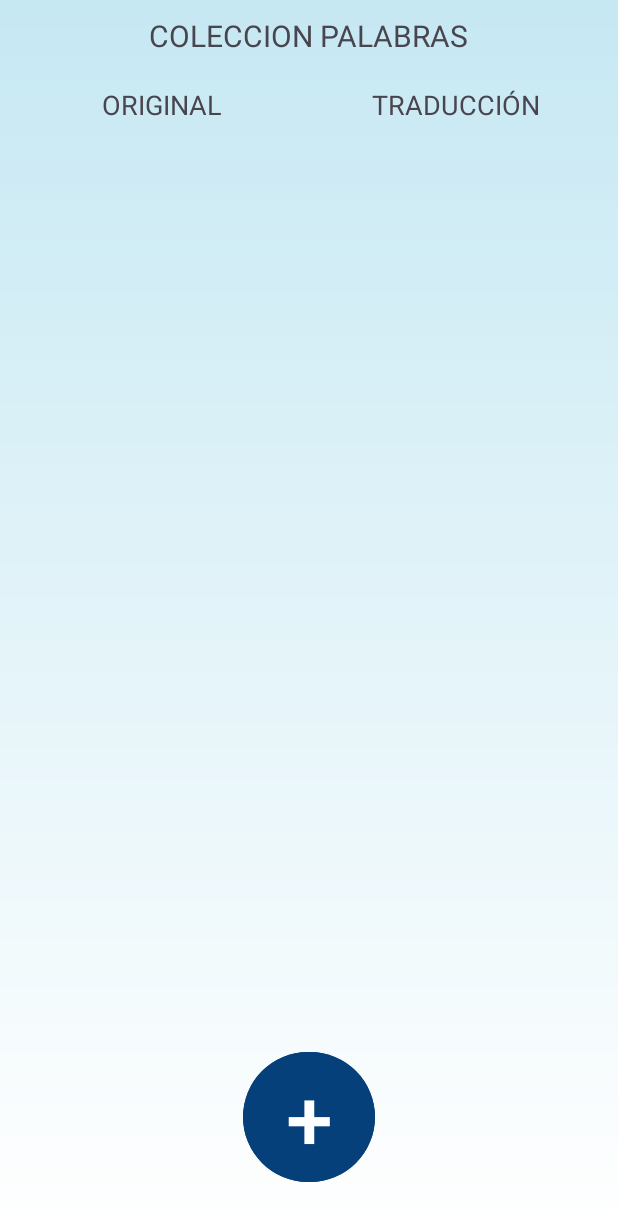
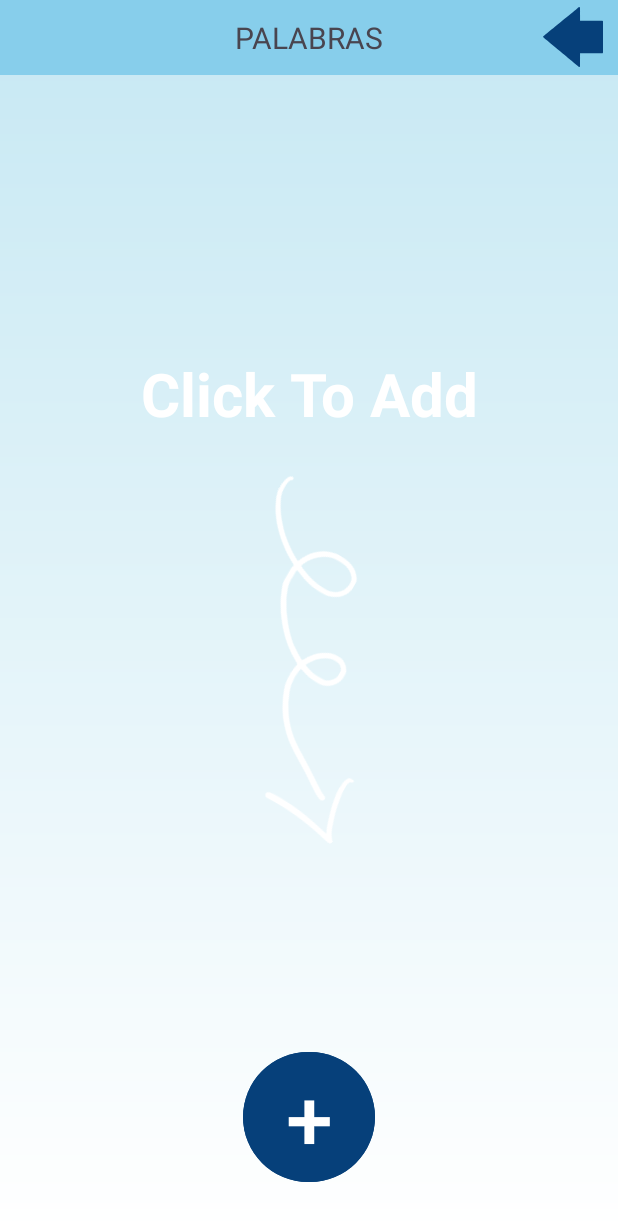
Before and after one commit to azubillagasdam1/LinguaForge, an Android app: the PalabrasActivity screen opened directly, with no data from a screen before it, on a phone screen of 412 x 824 dp. Shown: the top 1221 px of the screen. Run offline under Robolectric (Android 15) with nearby library versions, the phone set to English and light mode, and no system bars; our stand-ins replace Firebase (no records; nobody signed in at launch, a user with empty details on screens opened directly).

Commit message:
Mejorado diseño PalabrasActivity

```diff
--- a/app/src/main/AndroidManifest.xml
+++ b/app/src/main/AndroidManifest.xml
@@ -34,7 +34,7 @@
             android:name=".activitys.PalabrasActivity"
             android:exported="false" />
         <activity
-            android:name=".activitys.MainActivity"
+            android:name=".activitys.TraductorActivity"
             android:exported="false">
 
         </activity>
--- a/app/src/main/java/com/example/linguaforge/activitys/PalabrasActivity.kt
+++ b/app/src/main/java/com/example/linguaforge/activitys/PalabrasActivity.kt
@@ -10,11 +10,14 @@ import android.util.Log
 import android.view.MotionEvent
 import android.view.View
 import android.widget.Button
+import android.widget.LinearLayout
+import android.widget.TextView
 import android.widget.Toast
 import androidx.activity.enableEdgeToEdge
 import androidx.appcompat.app.AppCompatActivity
 import androidx.core.view.ViewCompat
 import androidx.core.view.WindowInsetsCompat
+import androidx.lifecycle.lifecycleScope
 import androidx.recyclerview.widget.LinearLayoutManager
 import androidx.recyclerview.widget.RecyclerView
 import com.example.linguaforge.ItemPalabra
@@ -23,15 +26,21 @@ import com.example.linguaforge.R
 import com.example.linguaforge.models.db.FirebaseDB
 import com.example.linguaforge.models.utils.Utils
 import com.example.linguaforge.models.utils.UtilsDB
+import kotlinx.coroutines.Dispatchers
+import kotlinx.coroutines.launch
 import kotlinx.coroutines.runBlocking
+import kotlinx.coroutines.withContext
 
 class PalabrasActivity : AppCompatActivity() {
     private var anadirButton: Button? = null
     private var recyclerView: RecyclerView? = null
+    private var fondo: LinearLayout? = null
     private lateinit var itemPalabra: List<ItemPalabra>
     private lateinit var idioma1: String
     private lateinit var idioma2: String
     private lateinit var clave: String
+    private lateinit var textViewIzquierdo: TextView
+    private lateinit var textViewDerecho: TextView
 
 
     @SuppressLint("ClickableViewAccessibility")
@@ -40,10 +49,12 @@ class PalabrasActivity : AppCompatActivity() {
         enableEdgeToEdge()
         setContentView(R.layout.activity_palabras)
 
-        // Ahora obtenemos los valores del Intent dentro de onCreate
+        fondo = findViewById(R.id.fondoFlecha)
         idioma1 = intent.getStringExtra("idioma1") ?: ""
         idioma2 = intent.getStringExtra("idioma2") ?: ""
         clave = idioma1 + "-" + idioma2
+        textViewIzquierdo = findViewById<TextView>(R.id.textViewIzquierdo)
+        textViewDerecho = findViewById<TextView>(R.id.textViewDerecho)
         ViewCompat.setOnApplyWindowInsetsListener(findViewById(R.id.main)) { v, insets ->
             val systemBars = insets.getInsets(WindowInsetsCompat.Type.systemBars())
             v.setPadding(systemBars.left, systemBars.top, systemBars.right, systemBars.bottom)
@@ -58,8 +69,8 @@ class PalabrasActivity : AppCompatActivity() {
                 MotionEvent.ACTION_UP -> {
 
                     val fragmentManager = supportFragmentManager
-                    val intent = Intent(this, MainActivity::class.java)
-                    intent.putExtra("idioma1",  idioma1)
+                    val intent = Intent(this, TraductorActivity::class.java)
+                    intent.putExtra("idioma1", idioma1)
                     intent.putExtra("idioma2", idioma2)
                     intent.putExtra("clave", clave)
                     startActivity(intent)
@@ -69,7 +80,30 @@ class PalabrasActivity : AppCompatActivity() {
                 else -> false
             }
         }
+        ponerFondo()
     }
+
+    private fun ponerFondo() {
+        // Lanza una corutina en el contexto de la UI
+        lifecycleScope.launch {
+            // Haz la llamada a la base de datos en un hilo secundario y espera el resultado
+            val numeroElementos = withContext(Dispatchers.IO) {
+                UtilsDB.getPalabras()?.find { it.containsKey(clave) }?.get(clave)?.size ?: 0
+            }
+
+            // Una vez que tienes el resultado, actualiza la UI en el hilo principal
+            if (numeroElementos == 0) {
+                fondo?.visibility = View.VISIBLE
+                textViewIzquierdo?.visibility = View.GONE
+                textViewDerecho?.visibility = View.GONE
+            } else {
+                fondo?.visibility = View.GONE
+                textViewIzquierdo?.visibility = View.VISIBLE
+                textViewDerecho?.visibility = View.VISIBLE
+            }
+        }
+    }
+
     override fun onResume() {
         super.onResume()
         // Este método se llama cada vez que la actividad entra en el primer plano.
@@ -97,7 +131,8 @@ class PalabrasActivity : AppCompatActivity() {
             )
         }
 
-        recyclerView?.adapter = MyPalabraAdapter(itemPalabra, object : MyPalabraAdapter.OnItemClickListener {
+        recyclerView?.adapter =
+            MyPalabraAdapter(itemPalabra, object : MyPalabraAdapter.OnItemClickListener {
                 override fun onItemClick(position: Int) {
                     onItemClicked(position)
                 }
@@ -147,8 +182,6 @@ class PalabrasActivity : AppCompatActivity() {
     }
 
 
-
-
     fun cerrarSesion(view: View) {
         FirebaseDB.signOut()
         val intent = Intent(this, LoginActivity::class.java)
@@ -156,4 +189,9 @@ class PalabrasActivity : AppCompatActivity() {
         finish()
     }
 
+    fun irAtras(view: View) {
+        onBackPressed()
     }
+
+
+}
--- a/app/src/main/java/com/example/linguaforge/activitys/MainActivity.kt
+++ b/app/src/main/java/com/example/linguaforge/activitys/TraductorActivity.kt
@@ -1,16 +1,12 @@
 package com.example.linguaforge.activitys
 
-import android.app.AlertDialog
 import android.content.Intent
-import android.opengl.Visibility
 import android.os.Bundle
 import android.speech.RecognizerIntent
 import android.text.Editable
 import android.text.SpannableStringBuilder
 import android.view.View
-import android.widget.AdapterView
 import android.widget.ImageView
-import android.widget.Spinner
 import android.widget.TextView
 import android.widget.Toast
 import androidx.appcompat.app.AppCompatActivity
@@ -24,7 +20,7 @@ import com.google.firebase.ml.naturallanguage.translate.FirebaseTranslatorOption
 import java.util.Locale
 
 
-class MainActivity : AppCompatActivity() {
+class TraductorActivity : AppCompatActivity() {
     private val REQUEST_PERMISSION_CODE = 1
     private var fromLanguageCode = 0
     private var toLanguageCode = 0
@@ -73,7 +69,7 @@ class MainActivity : AppCompatActivity() {
                 startActivityForResult(intent, REQUEST_PERMISSION_CODE)
             } catch (e: Exception) {
                 e.printStackTrace()
-                Toast.makeText(this@MainActivity, e.message, Toast.LENGTH_SHORT).show()
+                Toast.makeText(this@TraductorActivity, e.message, Toast.LENGTH_SHORT).show()
             }
         }
         translateBtn?.setOnClickListener {
@@ -83,11 +79,11 @@ class MainActivity : AppCompatActivity() {
             translateTV?.text = ""
 
             if (sourceText?.text.toString().isEmpty()) {
-                Toast.makeText(this@MainActivity, "Please enter text to translate", Toast.LENGTH_SHORT).show()
+                Toast.makeText(this@TraductorActivity, "Please enter text to translate", Toast.LENGTH_SHORT).show()
             } else if (fromLanguageCode == 0) {
-                Toast.makeText(this@MainActivity, "Please select Source Language", Toast.LENGTH_SHORT).show()
+                Toast.makeText(this@TraductorActivity, "Please select Source Language", Toast.LENGTH_SHORT).show()
             } else if (toLanguageCode == 0) {
-                Toast.makeText(this@MainActivity, "Please select the language to make translation", Toast.LENGTH_SHORT).show()
+                Toast.makeText(this@TraductorActivity, "Please select the language to make translation", Toast.LENGTH_SHORT).show()
             } else {
                 translateText(fromLanguageCode, toLanguageCode, sourceText?.text.toString())
             }
@@ -135,10 +131,10 @@ class MainActivity : AppCompatActivity() {
                 Utils.anadirPalabra(clave,source,translatedText)
 
             }.addOnFailureListener { e ->
-                Toast.makeText(this@MainActivity, "Failed to translate! Try again", Toast.LENGTH_SHORT).show()
+                Toast.makeText(this@TraductorActivity, "Failed to translate! Try again", Toast.LENGTH_SHORT).show()
             }
         }.addOnFailureListener { e ->
-            Toast.makeText(this@MainActivity, "Failed to download model!! Check your internet connection.", Toast.LENGTH_SHORT).show()
+            Toast.makeText(this@TraductorActivity, "Failed to download model!! Check your internet connection.", Toast.LENGTH_SHORT).show()
         }
 
     }
--- a/app/src/main/res/layout/activity_main.xml
+++ b/app/src/main/res/layout/activity_main.xml
@@ -5,7 +5,7 @@
     android:id="@+id/main"
     android:layout_width="match_parent"
     android:layout_height="match_parent"
-    tools:context=".activitys.MainActivity">
+    tools:context=".activitys.TraductorActivity">
 
     <!-- Contenedor LinearLayout principal -->
     <LinearLayout
--- a/app/src/main/res/layout/activity_palabras.xml
+++ b/app/src/main/res/layout/activity_palabras.xml
@@ -8,63 +8,124 @@
     android:background="@drawable/degradado_fondo2"
     tools:context=".activitys.PalabrasActivity">
 
+    <LinearLayout
+        android:id="@+id/fondoFlecha"
+        android:layout_width="match_parent"
+        android:layout_height="wrap_content"
+        android:background="@android:color/transparent"
+        android:orientation="vertical"
+        android:visibility="gone"
+        app:layout_constraintBottom_toBottomOf="parent"
+        app:layout_constraintTop_toTopOf="parent">
+
+        <TextView
+            android:id="@+id/textViewOverlay"
+            android:layout_width="match_parent"
+            android:layout_height="wrap_content"
+            android:gravity="center"
+            android:text="Click To Add"
+            android:textColor="#FFFFFF"
+            android:textSize="40dp"
+            android:textStyle="bold" />
+
+        <ImageView
+            android:id="@+id/imageViewOverlay"
+            android:layout_width="200dp"
+            android:layout_height="300dp"
+            android:layout_gravity="center"
+            android:rotation="120"
+            android:src="@drawable/svg_flecha_curva"
+            android:tint="#FFFFFF"
+            tools:ignore="UseAppTint" />
+
+    </LinearLayout>
+
+    <androidx.constraintlayout.widget.ConstraintLayout
+        android:id="@+id/header"
+        android:layout_width="match_parent"
+        android:layout_height="wrap_content"
+        tools:ignore="MissingConstraints">
+
+        <LinearLayout
+            android:layout_width="match_parent"
+            android:layout_height="50dp"
+            android:background="#87CEEB"
+            android:gravity="center"
+            android:orientation="horizontal"
+            app:layout_constraintTop_toTopOf="parent"
+            app:layout_constraintVertical_bias="0.1">
+
+            <TextView
+                android:id="@+id/tvSeleccionarIdioma"
+                android:layout_width="0dp"
+                android:layout_height="match_parent"
+                android:layout_weight="1"
+                android:gravity="center"
+                android:layout_marginLeft="50dp"
+                android:text="PALABRAS"
+                android:textSize="20sp" />
+
+            <ImageView
+                android:id="@+id/imageView"
+                android:layout_width="40dp"
+                android:layout_height="40dp"
+                android:layout_marginRight="10dp"
+                android:clickable="true"
+                android:onClick="irAtras"
+                android:rotation="180"
+                android:src="@drawable/svg_flecha_derecha" />
+
+        </LinearLayout>
 
 
+    </androidx.constraintlayout.widget.ConstraintLayout>
+
     <androidx.constraintlayout.widget.ConstraintLayout
-        android:id="@+id/layoutTexto"
-         android:layout_width="match_parent"
+        android:id="@+id/titulos"
+        android:layout_width="match_parent"
         android:layout_height="wrap_content"
         android:padding="10dp"
-        tools:ignore="MissingConstraints">
+        app:layout_constraintTop_toBottomOf="@+id/header"
+        app:layout_constraintStart_toStartOf="parent"
+        app:layout_constraintEnd_toEndOf="parent">
+        <!-- TextView izquierdo -->
 
-        <TextView
-            android:id="@+id/tvSeleccionarIdioma"
-            android:layout_width="wrap_content"
-            android:layout_height="wrap_content"
-            android:text="COLECCION PALABRAS"
-            android:textSize="20sp"
-            app:layout_constraintLeft_toLeftOf="parent"
-            app:layout_constraintRight_toRightOf="parent"
-            app:layout_constraintTop_toTopOf="parent"
-            app:layout_constraintVertical_bias="0.1"/>
-
-        <!-- TextView izquierdo -->
         <TextView
             android:id="@+id/textViewIzquierdo"
             android:layout_width="0dp"
             android:layout_height="wrap_content"
+            android:layout_marginTop="20dp"
+            android:gravity="center"
             android:text="ORIGINAL"
             android:textSize="18sp"
-            android:gravity="center"
-            android:layout_marginTop="20dp"
+            app:layout_constraintEnd_toStartOf="@+id/textViewDerecho"
+            app:layout_constraintHorizontal_chainStyle="packed"
             app:layout_constraintStart_toStartOf="parent"
-            app:layout_constraintEnd_toStartOf="@+id/textViewDerecho"
-            app:layout_constraintTop_toBottomOf="@+id/tvSeleccionarIdioma"
-            app:layout_constraintHorizontal_chainStyle="packed"/>
+            tools:ignore="MissingConstraints" />
 
         <!-- TextView derecho -->
         <TextView
             android:id="@+id/textViewDerecho"
             android:layout_width="0dp"
             android:layout_height="wrap_content"
+            android:layout_marginTop="20dp"
+            android:gravity="center"
             android:text="TRADUCCIÓN"
-            android:layout_marginTop="20dp"
             android:textSize="18sp"
-            android:gravity="center"
+            app:layout_constraintEnd_toEndOf="parent"
             app:layout_constraintStart_toEndOf="@+id/textViewIzquierdo"
-            app:layout_constraintEnd_toEndOf="parent"
-            app:layout_constraintTop_toBottomOf="@+id/tvSeleccionarIdioma"/>
+            tools:ignore="MissingConstraints" />
+    </androidx.constraintlayout.widget.ConstraintLayout>
 
-    </androidx.constraintlayout.widget.ConstraintLayout>
     <androidx.recyclerview.widget.RecyclerView
         android:id="@+id/recyclerView"
         android:layout_width="match_parent"
         android:layout_height="0dp"
         android:layout_marginVertical="40dp"
-        app:layout_constraintTop_toBottomOf="@id/layoutTexto"
         app:layout_constraintBottom_toTopOf="@id/anadirBotton"
+        app:layout_constraintEnd_toEndOf="parent"
         app:layout_constraintStart_toStartOf="parent"
-        app:layout_constraintEnd_toEndOf="parent"/>
+        app:layout_constraintTop_toBottomOf="@id/titulos" />
 
 
     <com.google.android.material.button.MaterialButton
```
Lines whose indentation alone changed are shown as unchanged.
